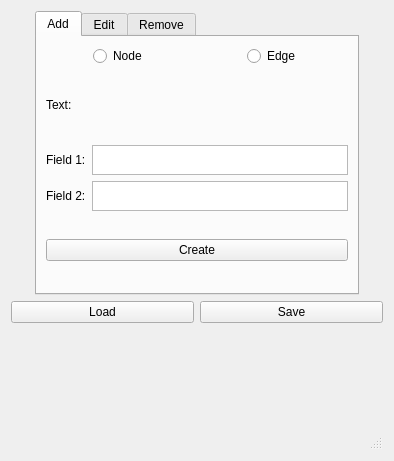
This is nav2_rviz_plugins/resource/route_tool.ui in marcospontoexe/nav2-route-tool-enhancements as Qt 5 draws it before an edit. The edited form follows.
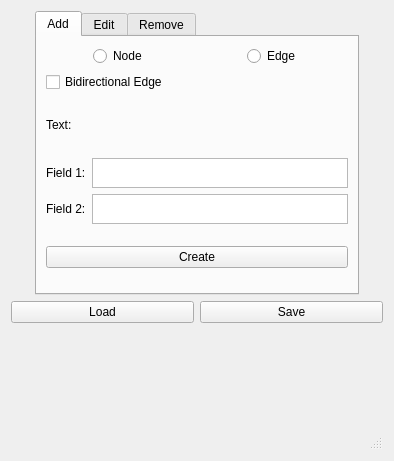
This is the edited form.

Commit message:
Route Tool: add one-click bidirectional edge creation
Add a "Bidirectional Edge" checkbox to the Add tab, enabled only in Edge
mode. When it is checked, Create builds both A -> B and B -> A in a single
action instead of requiring each direction to be created separately. The
log now also prints the ID of each new edge.

The edit to the form file:
```diff
--- a/nav2_rviz_plugins/resource/route_tool.ui
+++ b/nav2_rviz_plugins/resource/route_tool.ui
@@ -77,6 +77,16 @@
                </item>
               </layout>
              </item>
+             <item>
+              <widget class="QCheckBox" name="bidirectional_checkbox">
+               <property name="text">
+                <string>Bidirectional Edge</string>
+               </property>
+               <property name="toolTip">
+                <string>Create edges in both directions automatically</string>
+               </property>
+              </widget>
+             </item>
              <item>
               <layout class="QHBoxLayout" name="horizontalLayout_4">
                <item alignment="Qt::AlignLeft|Qt::AlignVCenter">
```
Left out of the diff: 3 changed lines with no effect on the pictures. The commit also changes 1 other file.
